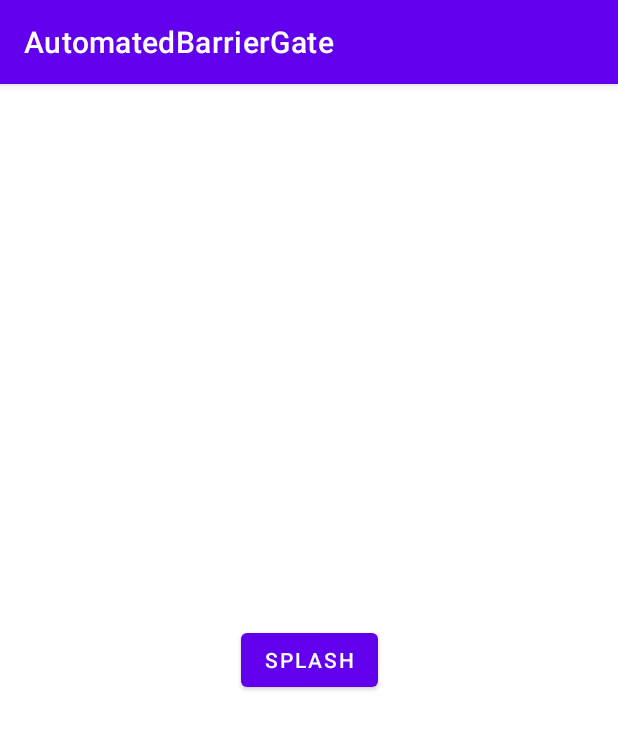
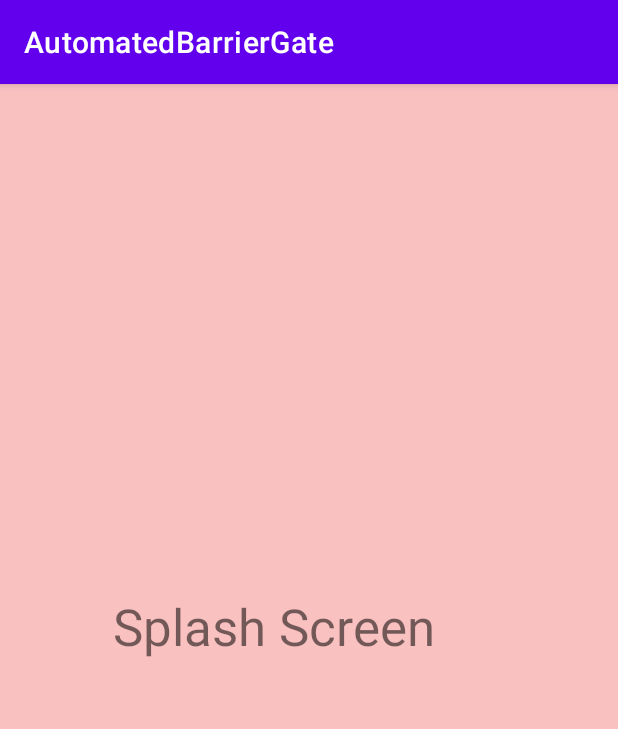
Before and after one commit to RichardPancham/AutomatedBarrierGate, an Android app: the SplashActivity screen opened directly, with no data from a screen before it, on a phone screen of 412 x 824 dp. Shown: the top 729 px of the screen. Run offline under Robolectric (Android 15) with nearby library versions, the light colour scheme and no system bars.

Commit message:
Commit 7 - Jaspreet Heer
Added login screen, username/password verification still to be implemented.

```diff
--- a/AutoBarrierGate/src/main/AndroidManifest.xml
+++ b/AutoBarrierGate/src/main/AndroidManifest.xml
@@ -12,10 +12,14 @@
         android:theme="@style/Theme.AutomatedBarrierGate"
         tools:targetApi="33">
         <activity
+            android:name=".LoginActivity"
+            android:exported="false" />
+        <activity
             android:name=".SplashActivity"
             android:exported="true">
             <intent-filter>
                 <action android:name="android.intent.action.MAIN" />
+
                 <category android:name="android.intent.category.LAUNCHER" />
             </intent-filter>
         </activity>
--- a/AutoBarrierGate/src/main/java/ca/smartgate/it/automatedbarriergate/SplashActivity.java
+++ b/AutoBarrierGate/src/main/java/ca/smartgate/it/automatedbarriergate/SplashActivity.java
@@ -18,7 +18,7 @@ public class SplashActivity extends AppCompatActivity {
             @Override
             public void run() {
                 // Start the MainActivity after the splash delay
-                Intent intent = new Intent(SplashActivity.this, MainActivity.class);
+                Intent intent = new Intent(SplashActivity.this, LoginActivity.class);
                 startActivity(intent);
                 finish(); // Close the splash screen activity
             }
--- a/AutoBarrierGate/src/main/res/layout/activity_splash.xml
+++ b/AutoBarrierGate/src/main/res/layout/activity_splash.xml
@@ -4,13 +4,15 @@
     xmlns:tools="http://schemas.android.com/tools"
     android:layout_width="match_parent"
     android:layout_height="match_parent"
+    android:background="#FAC1C1"
     tools:context=".SplashActivity">
 
-    <Button
-        android:id="@+id/button"
-        android:layout_width="wrap_content"
-        android:layout_height="wrap_content"
-        android:text="Splash"
+    <TextView
+        android:id="@+id/textView"
+        android:layout_width="261dp"
+        android:layout_height="91dp"
+        android:text="Splash Screen"
+        android:textSize="34sp"
         app:layout_constraintBottom_toBottomOf="parent"
         app:layout_constraintEnd_toEndOf="parent"
         app:layout_constraintStart_toStartOf="parent"
```
